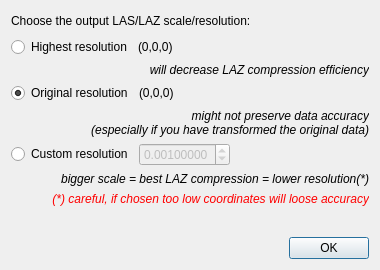
Before: the Qt Designer form libs/qCC_io/ui_templates/saveLASFileDlg.ui in CloudCompare/CloudCompare, drawn with Qt 5.
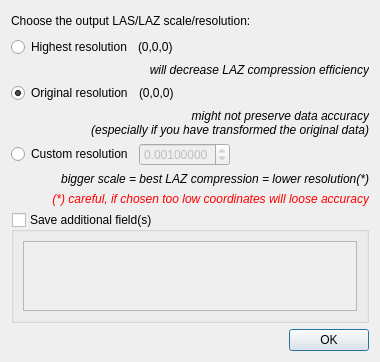
After: the same form once the commit is applied.

Commit message: (LAS) Read and save extra dimensions

The edit to the form file:
```diff
--- a/libs/qCC_io/ui_templates/saveLASFileDlg.ui
+++ b/libs/qCC_io/ui_templates/saveLASFileDlg.ui
@@ -219,6 +219,28 @@
      </property>
     </widget>
    </item>
+    <item>
+      <widget class="QGroupBox" name="extraFieldGroupBox">
+        <property name="title">
+          <string>Save additional field(s)</string>
+        </property>
+        <property name="checkable">
+          <bool>true</bool>
+        </property>
+        <property name="checked">
+          <bool>false</bool>
+        </property>
+        <layout class="QVBoxLayout" name="verticalLayout_2">
+          <item>
+            <widget class="QListWidget" name="evlrListWidget">
+              <property name="selectionMode">
+                <enum>QAbstractItemView::MultiSelection</enum>
+              </property>
+            </widget>
+          </item>
+        </layout>
+      </widget>
+    </item>
    <item>
     <spacer name="verticalSpacer">
      <property name="orientation">
```
The commit also changes 2 other files.
